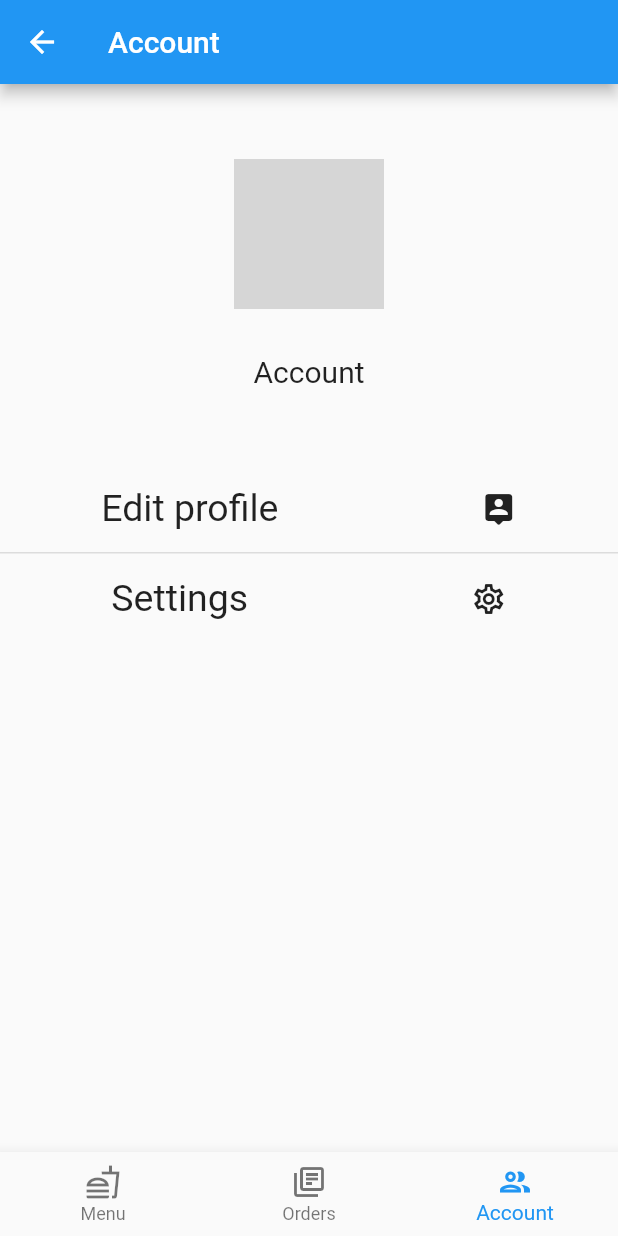
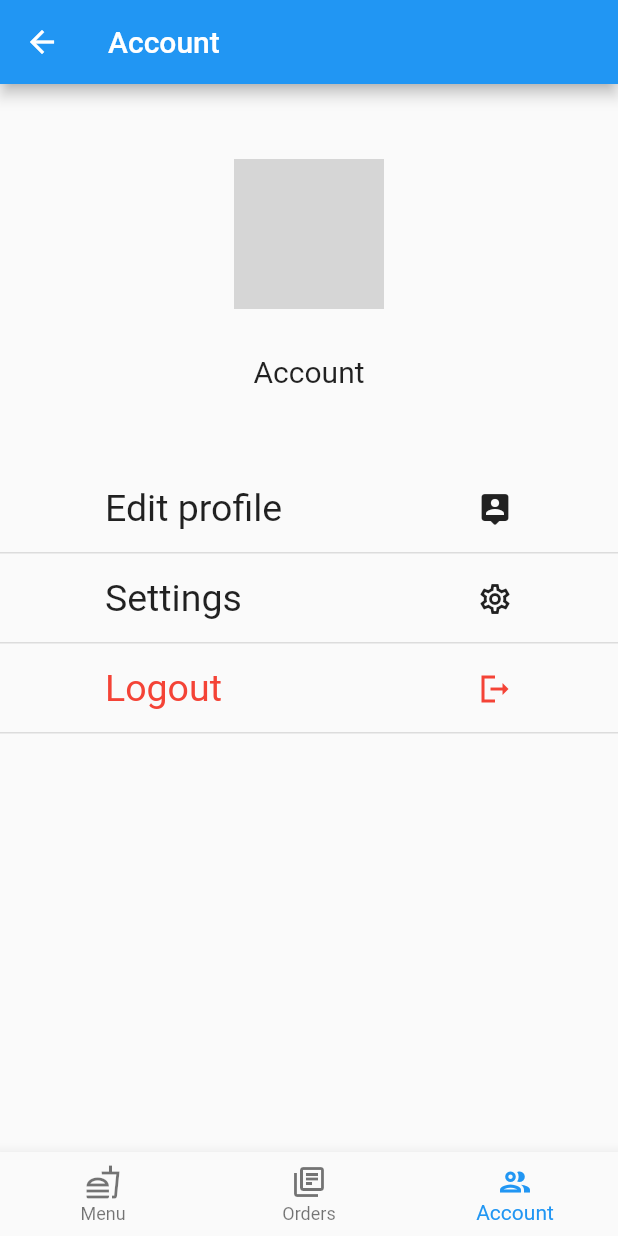
Before and after one commit to junweimoo/dequeue-app, a Flutter app: the CustomerHomePage screen opened by its route, item 3 of the bottom bar chosen, on a phone screen of 412 x 824 dp. Run offline on Flutter 3.47's test engine with Material 2 defaults, Android fonts, the phone set to English and light mode, and no system bars; our stand-ins replace cloud_firestore, dropdown_button2, firebase_auth, firebase_core; accounts and stored records are empty; network calls fail; grey boxes are pictures that could not be loaded.

Commit message:
made code cleaner

```diff
--- a/lib/Account_screen.dart
+++ b/lib/Account_screen.dart
@@ -1,4 +1,5 @@
 import 'package:flutter/material.dart';
+import 'package:firebase_auth/firebase_auth.dart';
 
 class AccountScreen extends StatefulWidget {
   //const AccountScreen({ Key? key }) : super(key: key);
@@ -36,15 +37,23 @@ class _AccountScreenState extends State<AccountScreen> {
             child: InkWell(
               child: Row(
                 children: const [
+                  SizedBox(
+                    width: 70,
+                  ),
                   Text(
                     'Edit profile',
                     style: TextStyle(
                       fontSize: 25,
                     ),
                   ),
-                  Icon(Icons.person_pin_rounded),
+                  Spacer(),
+                  Icon(
+                    Icons.person_pin_rounded,
+                  ),
+                  SizedBox(
+                    width: 70,
+                  ),
                 ],
-                mainAxisAlignment: MainAxisAlignment.spaceAround,
               ),
               onTap: () {},
             ),
@@ -56,20 +65,28 @@ class _AccountScreenState extends State<AccountScreen> {
           height: 0,
           thickness: 1,
         ),
-        Container(
+        SizedBox(
           child: GestureDetector(
             child: InkWell(
               child: Row(
                 children: const [
+                  SizedBox(
+                    width: 70,
+                  ),
                   Text(
                     'Settings',
                     style: TextStyle(
                       fontSize: 25,
                     ),
                   ),
-                  Icon(Icons.settings_outlined),
+                  Spacer(),
+                  Icon(
+                    Icons.settings_outlined,
+                  ),
+                  SizedBox(
+                    width: 70,
+                  ),
                 ],
-                mainAxisAlignment: MainAxisAlignment.spaceAround,
               ),
               onTap: () {},
             ),
@@ -77,6 +94,45 @@ class _AccountScreenState extends State<AccountScreen> {
           height: 60,
           width: double.infinity,
         ),
+        const Divider(
+          height: 0,
+          thickness: 1,
+        ),
+        SizedBox(
+          child: GestureDetector(
+            child: InkWell(
+              child: Row(
+                children: const [
+                  SizedBox(
+                    width: 70,
+                  ),
+                  Text(
+                    'Logout',
+                    style: TextStyle(
+                      fontSize: 25,
+                      color: Colors.red,
+                    ),
+                  ),
+                  Spacer(),
+                  Icon(
+                    Icons.logout_sharp,
+                    color: Colors.red,
+                  ),
+                  SizedBox(
+                    width: 70,
+                  ),
+                ],
+              ),
+              onTap: () {},
+            ),
+          ),
+          height: 60,
+          width: double.infinity,
+        ),
+        const Divider(
+          height: 0,
+          thickness: 1,
+        ),
       ],
       mainAxisAlignment: MainAxisAlignment.start,
       crossAxisAlignment: CrossAxisAlignment.center,
--- a/lib/Login_page.dart
+++ b/lib/Login_page.dart
@@ -26,22 +26,14 @@ class LoginPageState extends State<LoginPage> {
         child: Card(
           margin: const EdgeInsets.all(40),
           child: SingleChildScrollView(
-            child: _showLoginForm
-                ? Padding(
+            child: Padding(
               padding: const EdgeInsets.all(20.0),
               child: Column(
                 children: [
-                        Text("Login"),
-                        LoginForm(toggleLoginSignup),
-                      ],
-                    ),
-                  )
-                : Padding(
-                    padding: const EdgeInsets.all(20.0),
-                    child: Column(
-                      children: [
-                        Text('Sign up'),
-                        SignupForm(toggleLoginSignup),
+                  _showLoginForm ? const Text("Login") : const Text('Sign up'),
+                  _showLoginForm
+                      ? LoginForm(toggleLoginSignup)
+                      : SignupForm(toggleLoginSignup),
                 ],
               ),
             ),
```
Lines whose indentation alone changed are shown as unchanged.
